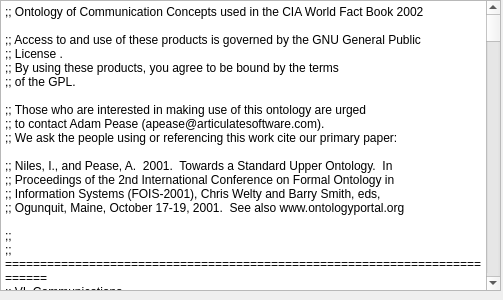
Before: the Qt Designer form src/ui/Designer/TextEditor.ui in pySUMO/pysumo, drawn with Qt 5.
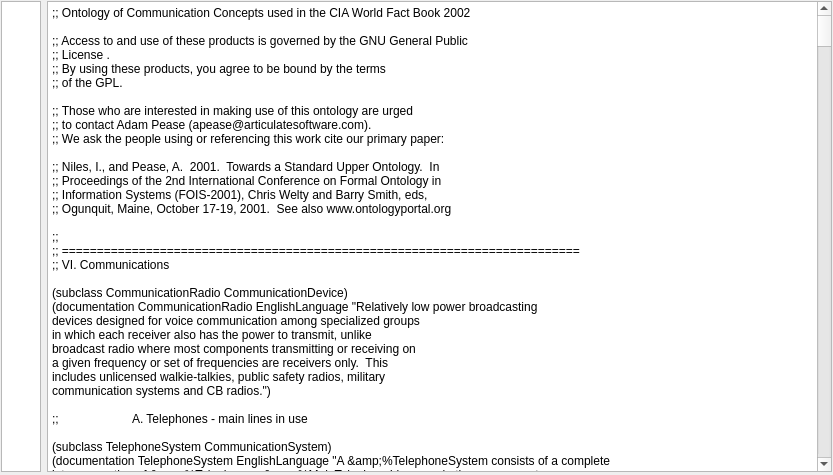
After: the same form once the commit is applied.

Commit message: TextEditor: Added autocomplete functionality, line numbers

The edit to the form file:
```diff
--- a/src/ui/Designer/TextEditor.ui
+++ b/src/ui/Designer/TextEditor.ui
@@ -6,24 +6,52 @@
    <rect>
     <x>0</x>
     <y>0</y>
-    <width>503</width>
-    <height>300</height>
+    <width>833</width>
+    <height>475</height>
    </rect>
   </property>
   <property name="windowTitle">
    <string>Form</string>
   </property>
-  <widget class="QPlainTextEdit" name="plainTextEdit">
+  <widget class="QWidget" name="">
    <property name="geometry">
     <rect>
-     <x>0</x>
-     <y>0</y>
-     <width>501</width>
-     <height>291</height>
+     <x>1</x>
+     <y>1</y>
+     <width>831</width>
+     <height>471</height>
     </rect>
    </property>
-   <property name="plainText">
-    <string>;; Ontology of Communication Concepts used in the CIA World Fact Book 2002
+   <layout class="QHBoxLayout" name="horizontalLayout">
+    <item>
+     <widget class="QPlainTextEdit" name="plainTextEdit_2">
+      <property name="maximumSize">
+       <size>
+        <width>40</width>
+        <height>16777215</height>
+       </size>
+      </property>
+      <property name="verticalScrollBarPolicy">
+       <enum>Qt::ScrollBarAlwaysOff</enum>
+      </property>
+      <property name="horizontalScrollBarPolicy">
+       <enum>Qt::ScrollBarAlwaysOff</enum>
+      </property>
+      <property name="readOnly">
+       <bool>true</bool>
+      </property>
+     </widget>
+    </item>
+    <item>
+     <widget class="QPlainTextEdit" name="plainTextEdit">
+      <property name="minimumSize">
+       <size>
+        <width>500</width>
+        <height>0</height>
+       </size>
+      </property>
+      <property name="plainText">
+       <string>;; Ontology of Communication Concepts used in the CIA World Fact Book 2002
 
 ;; Access to and use of these products is governed by the GNU General Public 
 ;; License &lt;http://www.gnu.org/copyleft/gpl.html&gt;. 
@@ -489,7 +517,10 @@
 
 ;; ==========================================================================
 </string>
-   </property>
+      </property>
+     </widget>
+    </item>
+   </layout>
   </widget>
  </widget>
  <resources/>
```
The commit also changes 2 other files.
